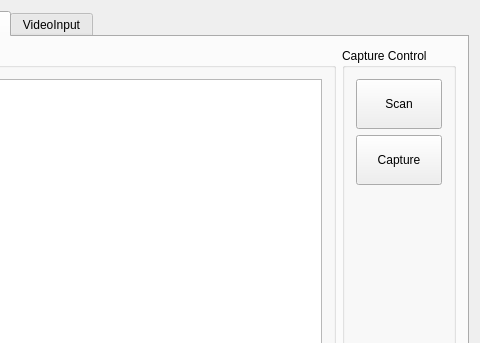
Old version of the form qtCyberDip/qtcyberdip.ui in the repository LostXine/qtCyberDIP; both pictures show x 234 to 714 and y 0 to 343 of the 714 by 452 pixel window.
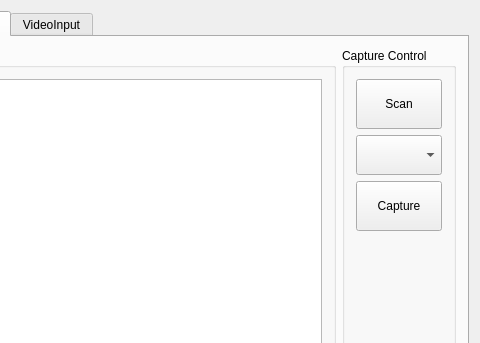
New version of the form. The open tabs and pages were chosen to show the change. Custom widgets are drawn as their Qt base class.

```diff
--- a/qtCyberDip/qtcyberdip.ui
+++ b/qtCyberDip/qtcyberdip.ui
@@ -672,6 +672,22 @@
              </property>
             </widget>
            </item>
+           <item>
+            <widget class="QComboBox" name="capScaleBox">
+             <property name="minimumSize">
+              <size>
+               <width>0</width>
+               <height>40</height>
+              </size>
+             </property>
+             <property name="currentText">
+              <string notr="true"/>
+             </property>
+             <property name="currentIndex">
+              <number>-1</number>
+             </property>
+            </widget>
+           </item>
            <item>
             <widget class="QPushButton" name="capStartButton">
              <property name="minimumSize">
```
